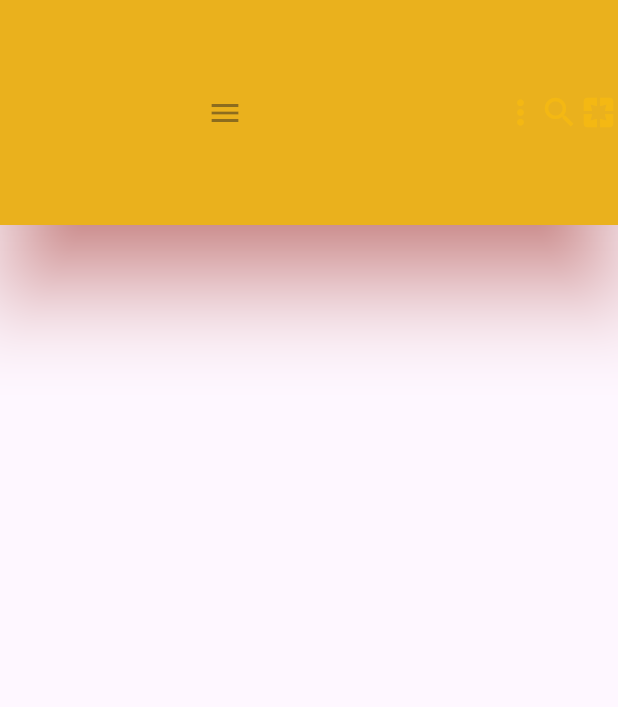
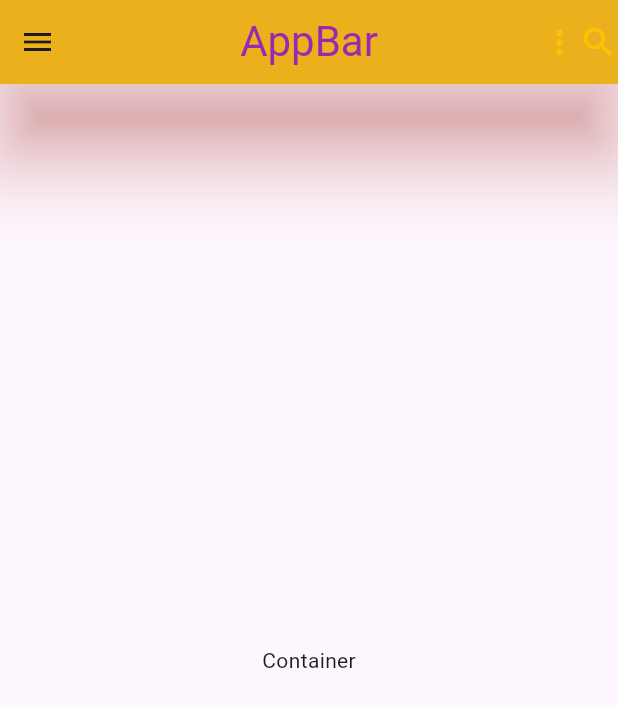
Before and after one commit to mohsinbehzad/BWT-Flutter, a Flutter app: the screen it shows after launch, on a phone screen of 412 x 824 dp. Shown: the top 707 px of the screen. Run offline on Flutter 3.47's test engine with Material 3 defaults, Android fonts, the phone set to English and light mode, and no system bars.

Commit message:
App Bar addded

```diff
--- a/Week 2/Task_1/lib/basic_widgets/app_bar.dart
+++ b/Week 2/Task_1/lib/basic_widgets/app_bar.dart
@@ -1,10 +1,11 @@
 // app bar is used on top or bottom, both have different implementation.
 // 3 components of app bar are leading, title and actions.
 
+import 'package:basic_widgets/basic_widgets/container.dart';
 import 'package:flutter/material.dart';
 
-class HomeScreen extends StatelessWidget {
-  const HomeScreen({super.key});
+class APP_BAR extends StatelessWidget {
+  const APP_BAR({super.key});
 
   @override
   Widget build(BuildContext context) {
@@ -12,18 +13,18 @@ class HomeScreen extends StatelessWidget {
       appBar: AppBar(
         backgroundColor: Colors.amber,
 
-        toolbarHeight: 150,
-        toolbarOpacity: 0.5,                                                      //value should be 0 to 1,and it is not applied to appbar. it works on elements of Appbar like title etc
+        // toolbarHeight: 150,
+        // toolbarOpacity: 0.5,                                                      //value should be 0 to 1,and it is not applied to appbar. it works on elements of Appbar like title etc
 
         elevation: 25,                                                      //shadow below appbar
         shadowColor: Colors.red,
 
         leading: const Icon(Icons.menu),
-        leadingWidth: 300,
+        leadingWidth: 50,
 
         title: const Text('AppBar'),
         titleTextStyle: const TextStyle(
-          color: Colors.deepPurpleAccent,
+          color: Colors.purple,
           fontSize: 28,
         ),
 
@@ -37,12 +38,20 @@ class HomeScreen extends StatelessWidget {
         actions: const [
           Icon(Icons.more_vert),
           Icon(Icons.search),
-          Icon(Icons.pages),
         ],
         actionsIconTheme: const IconThemeData(color: Colors.amber, size: 26),
       ),
+      drawer: const Drawer(),
 
-      drawer: Drawer(),
+      body: InkWell(
+          onTap: (){
+            Navigator.push(context,
+            MaterialPageRoute(builder: (context) => const BasicContainer()));
+          },
+          child: const Center(
+            child: Text('Container'),
+          ),
+      ),
     );
   }
 }
--- a/Week 2/Task_1/lib/main.dart
+++ b/Week 2/Task_1/lib/main.dart
@@ -11,7 +11,8 @@ class MyApp extends StatelessWidget {
   @override
   Widget build(BuildContext context) {
     return const MaterialApp(
-      home: HomeScreen(),
+      debugShowCheckedModeBanner: false,
+      home: APP_BAR(),
     );
   }
 }
```
